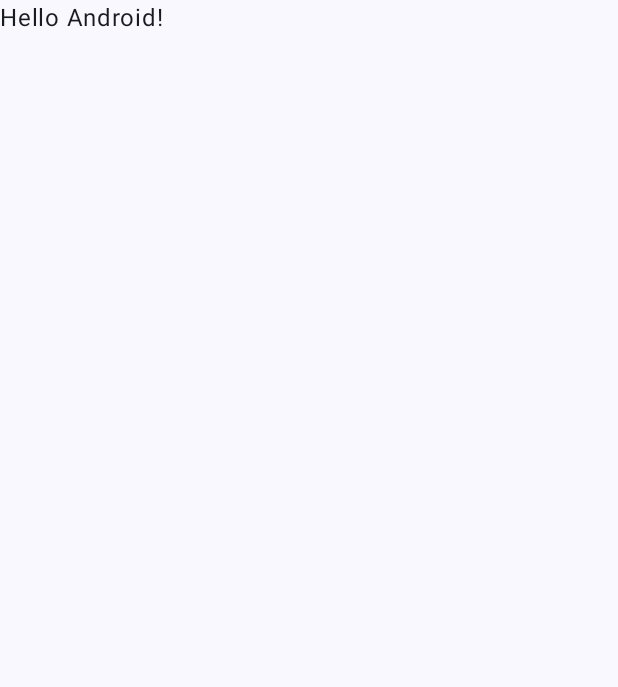
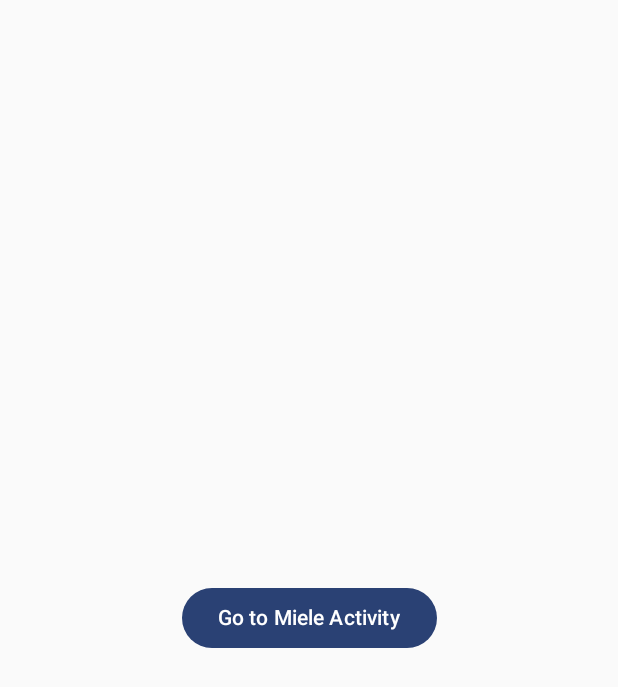
Before and after one commit to DanieleSpuria/mieleManager, an Android app built with Jetpack Compose: the screen it shows after launch (MainActivity), on a phone screen of 412 x 824 dp. Before the commit the part shown is almost empty. Shown: the top 687 px of the screen. Run offline under Robolectric (Android 15) with nearby library versions, the phone set to English and light mode, and no system bars.

Commit message:
add MieleActivity MieleViewModel fix MainActivity

```diff
--- a/app/build.gradle.kts
+++ b/app/build.gradle.kts
@@ -50,6 +50,7 @@ dependencies {
     implementation(libs.androidx.ui.graphics)
     implementation(libs.androidx.ui.tooling.preview)
     implementation(libs.androidx.material3)
+    implementation(libs.androidx.runtime.livedata)
     testImplementation(libs.junit)
     androidTestImplementation(libs.androidx.junit)
     androidTestImplementation(libs.androidx.espresso.core)
@@ -61,4 +62,5 @@ dependencies {
     implementation(libs.androidx.room.runtime)
     kapt(libs.androidx.room.compiler)
     implementation(libs.androidx.room.ktx)
+    implementation("androidx.lifecycle:lifecycle-livedata-ktx:2.5.1")
 }
--- a/app/src/main/java/com/example/mielemanager/MainActivity.kt
+++ b/app/src/main/java/com/example/mielemanager/MainActivity.kt
@@ -1,16 +1,17 @@
 package com.example.mielemanager
 
+import android.content.Intent
 import android.os.Bundle
 import androidx.activity.ComponentActivity
 import androidx.activity.compose.setContent
 import androidx.activity.enableEdgeToEdge
-import androidx.compose.foundation.layout.fillMaxSize
-import androidx.compose.foundation.layout.padding
-import androidx.compose.material3.Scaffold
+import androidx.compose.foundation.layout.*
+import androidx.compose.material3.Button
 import androidx.compose.material3.Text
 import androidx.compose.runtime.Composable
 import androidx.compose.ui.Modifier
 import androidx.compose.ui.tooling.preview.Preview
+import androidx.compose.ui.unit.dp
 import com.example.mielemanager.ui.theme.MieleManagerTheme
 
 class MainActivity : ComponentActivity() {
@@ -19,29 +20,33 @@ class MainActivity : ComponentActivity() {
         enableEdgeToEdge()
         setContent {
             MieleManagerTheme {
-                Scaffold(modifier = Modifier.fillMaxSize()) { innerPadding ->
-                    Greeting(
-                        name = "Android",
-                        modifier = Modifier.padding(innerPadding)
-                    )
-                }
+                MainScreen(onNavigateToMieleActivity = { navigateToMieleActivity() })
             }
+        }
+    }
+
+    private fun navigateToMieleActivity() {
+        val intent = Intent(this, MieleActivity::class.java)
+        startActivity(intent)
+    }
+}
+
+@Composable
+fun MainScreen(onNavigateToMieleActivity: () -> Unit) {
+    Box(
+        modifier = Modifier.fillMaxSize(),
+        contentAlignment = androidx.compose.ui.Alignment.Center
+    ) {
+        Button(onClick = onNavigateToMieleActivity) {
+            Text(text = "Go to Miele Activity")
         }
     }
 }
 
-@Composable
-fun Greeting(name: String, modifier: Modifier = Modifier) {
-    Text(
-        text = "Hello $name!",
-        modifier = modifier
-    )
-}
-
 @Preview(showBackground = true)
 @Composable
-fun GreetingPreview() {
+fun MainScreenPreview() {
     MieleManagerTheme {
-        Greeting("Android")
+        MainScreen(onNavigateToMieleActivity = {})
     }
 }
--- a/app/src/main/java/com/example/mielemanager/dao/BocciaDao.kt
+++ b/app/src/main/java/com/example/mielemanager/dao/BocciaDao.kt
@@ -9,11 +9,11 @@ import com.example.mielemanager.model.Boccia
 interface BocciaDao {
 
     @Insert
-    suspend fun insert(boccia: Boccia)
+    fun insert(boccia: Boccia)
 
     @Query("SELECT * FROM tappo WHERE id = :id")
-    suspend fun getBocciaById(id: Int): Boccia?
+    fun getBocciaById(id: Int): Boccia?
 
     @Query("SELECT * FROM boccia")
-    suspend fun getAllBocce(): List<Boccia>
+    fun getAllBocce(): List<Boccia>
 }
--- a/app/src/main/java/com/example/mielemanager/dao/ClienteDao.kt
+++ b/app/src/main/java/com/example/mielemanager/dao/ClienteDao.kt
@@ -9,11 +9,11 @@ import com.example.mielemanager.model.Cliente
 interface ClienteDao {
 
     @Insert
-    suspend fun insert(cliente: Cliente)
+    fun insert(cliente: Cliente)
 
     @Query("SELECT * FROM cliente WHERE id = :id")
-    suspend fun getClienteById(id: Int): Cliente?
+    fun getClienteById(id: Int): Cliente?
 
     @Query("SELECT * FROM cliente")
-    suspend fun getAllMiele(): List<Cliente>
+    fun getAllMiele(): List<Cliente>
 }
--- a/app/src/main/java/com/example/mielemanager/dao/OrdineDao.kt
+++ b/app/src/main/java/com/example/mielemanager/dao/OrdineDao.kt
@@ -9,11 +9,11 @@ import com.example.mielemanager.model.Ordine
 interface OrdineDao {
 
     @Insert
-    suspend fun insert(ordine: Ordine)
+    fun insert(ordine: Ordine)
 
     @Query("SELECT * FROM ordine WHERE id = :id")
-    suspend fun getOrdineById(id: Int): Ordine?
+    fun getOrdineById(id: Int): Ordine?
 
     @Query("SELECT * FROM ordine")
-    suspend fun getAllOrdini(): List<Ordine>
+    fun getAllOrdini(): List<Ordine>
 }
--- a/app/src/main/java/com/example/mielemanager/dao/TappoDao.kt
+++ b/app/src/main/java/com/example/mielemanager/dao/TappoDao.kt
@@ -9,11 +9,11 @@ import com.example.mielemanager.model.Tappo
 interface TappoDao {
 
     @Insert
-    suspend fun insert(tappo: Tappo)
+    fun insert(tappo: Tappo)
 
     @Query("SELECT * FROM tappo WHERE id = :id")
-    suspend fun getMieleById(id: Int): Tappo?
+    fun getMieleById(id: Int): Tappo?
 
     @Query("SELECT * FROM tappo")
-    suspend fun getallTappi(): List<Tappo>
+    fun getallTappi(): List<Tappo>
 }
--- a/app/src/main/res/values/strings.xml
+++ b/app/src/main/res/values/strings.xml
@@ -1,3 +1,5 @@
 <resources>
     <string name="app_name">MieleManager</string>
+    <string name="title_activity_miele">MieleActivity</string>
+    <string name="title_activity_main_view_model">MainViewModel</string>
 </resources>
--- a/gradle/libs.versions.toml
+++ b/gradle/libs.versions.toml
@@ -9,9 +9,11 @@ lifecycleRuntimeKtx = "2.8.7"
 activityCompose = "1.10.0"
 composeBom = "2024.04.01"
 roomRuntime = "2.6.1"
+runtimeLivedata = "1.7.8"
 
 [libraries]
 androidx-core-ktx = { group = "androidx.core", name = "core-ktx", version.ref = "coreKtx" }
+androidx-lifecycle-livedata-ktx = { module = "androidx.lifecycle:lifecycle-livedata-ktx", version.ref = "lifecycleRuntimeKtx" }
 androidx-room-compiler = { module = "androidx.room:room-compiler", version.ref = "roomRuntime" }
 androidx-room-ktx = { module = "androidx.room:room-ktx", version.ref = "roomRuntime" }
 androidx-room-runtime = { module = "androidx.room:room-runtime", version.ref = "roomRuntime" }
@@ -28,6 +30,7 @@ androidx-ui-tooling-preview = { group = "androidx.compose.ui", name = "ui-toolin
 androidx-ui-test-manifest = { group = "androidx.compose.ui", name = "ui-test-manifest" }
 androidx-ui-test-junit4 = { group = "androidx.compose.ui", name = "ui-test-junit4" }
 androidx-material3 = { group = "androidx.compose.material3", name = "material3" }
+androidx-runtime-livedata = { group = "androidx.compose.runtime", name = "runtime-livedata", version.ref = "runtimeLivedata" }
 
 [plugins]
 android-application = { id = "com.android.application", version.ref = "agp" }
```
Also changed, not shown: app/src/main/AndroidManifest.xml (+10 -0 lines), app/src/main/java/com/example/mielemanager/MieleActivity.kt (added, +65 -0 lines), app/src/main/java/com/example/mielemanager/dao/MieleDao.kt (+4 -3 lines), app/src/main/java/com/example/mielemanager/viewmodel/MieleViewModel.kt (added, +16 -0 lines).
